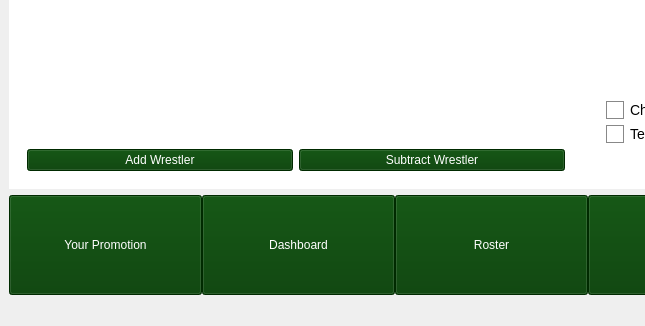
Before: the Qt Designer form mainwindow.ui in paultrent714/wrestling-booking-sim, drawn with Qt 5; both pictures show x 0 to 645 and y 289 to 615 of the 790 by 615 pixel window.
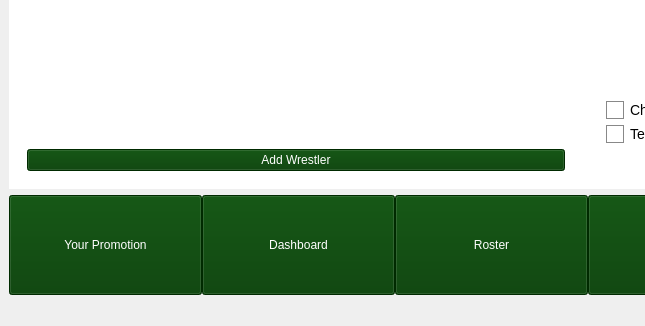
After: the same form once the commit is applied. The open tabs and pages were chosen to show the change. Icons and pictures are not drawn.

Commit message: Fixed edge cases of match editing

```diff
--- a/mainwindow.ui
+++ b/mainwindow.ui
@@ -1809,24 +1809,6 @@
                </property>
               </widget>
              </item>
-             <item>
-              <widget class="QPushButton" name="removeFromMatch">
-               <property name="sizePolicy">
-                <sizepolicy hsizetype="Expanding" vsizetype="Fixed">
-                 <horstretch>0</horstretch>
-                 <verstretch>0</verstretch>
-                </sizepolicy>
-               </property>
-               <property name="styleSheet">
-                <string notr="true">background-color: rgb(0, 59, 0);
-color: rgb(255, 255, 255);
-font: 20pt &quot;Segoe UI&quot;;</string>
-               </property>
-               <property name="text">
-                <string>Subtract Wrestler</string>
-               </property>
-              </widget>
-             </item>
             </layout>
            </item>
            <item row="0" column="0" rowspan="4" colspan="2">
```
Left out of the diff: 14 changed lines with no effect on the pictures. The commit also changes 20 other files.
